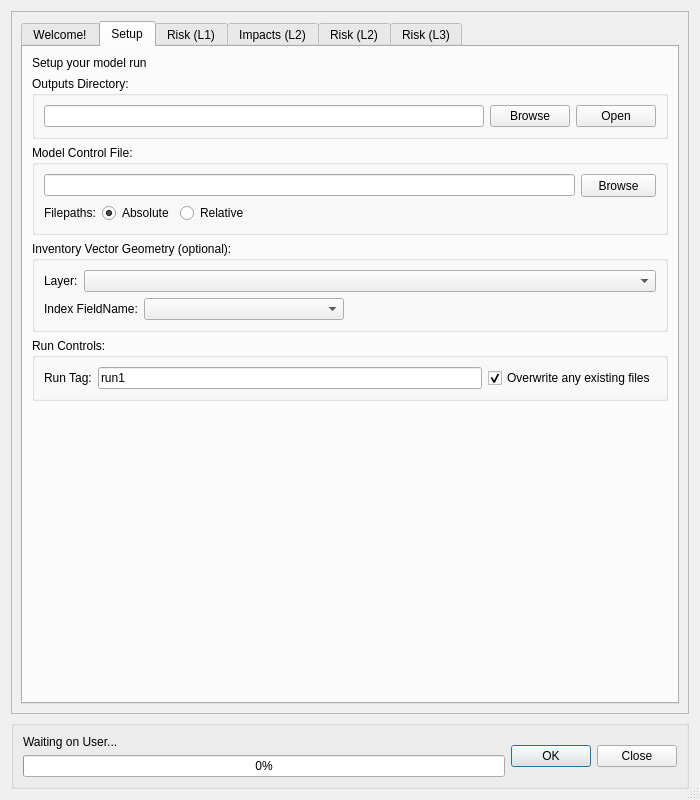
This is canflood/model/model.ui in NRCan/CanFlood as Qt 5 draws it before an edit. The edited form follows.
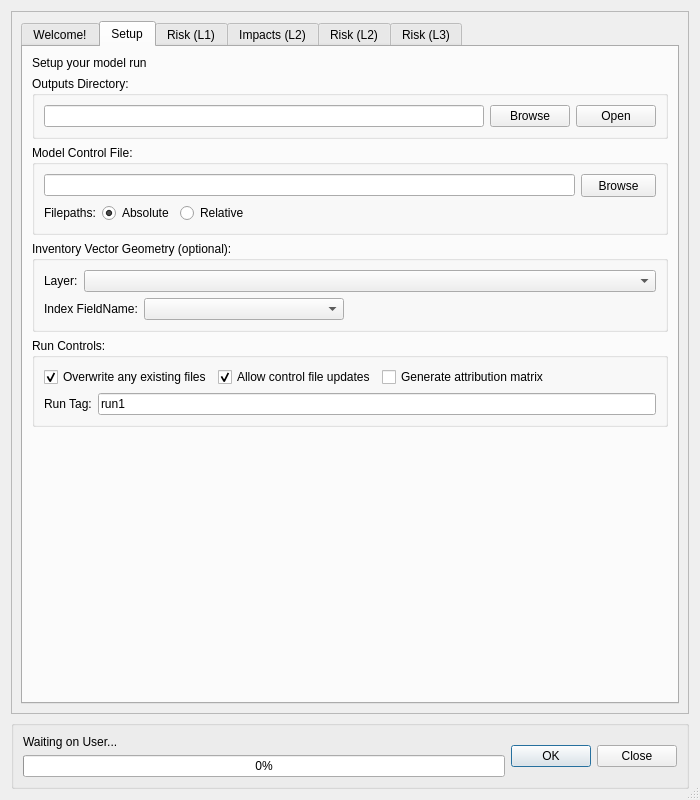
This is the edited form. The open tabs and pages were chosen to show the change. Icons and pictures are not drawn. Custom widgets are drawn as their Qt base class.

Commit message: attribution GUI connect

What changed in the file:
```diff
--- a/canflood/model/model.ui
+++ b/canflood/model/model.ui
@@ -381,6 +381,56 @@
               <string>Run Controls:</string>
              </property>
              <layout class="QVBoxLayout" name="verticalLayout_14">
+              <item>
+               <layout class="QHBoxLayout" name="horizontalLayout">
+                <item>
+                 <widget class="QCheckBox" name="checkBox_SSoverwrite">
+                  <property name="text">
+                   <string>Overwrite any existing files</string>
+                  </property>
+                  <property name="checked">
+                   <bool>true</bool>
+                  </property>
+                 </widget>
+                </item>
+                <item>
+                 <widget class="QCheckBox" name="checkBox_SS_updCf">
+                  <property name="text">
+                   <string>Allow control file updates</string>
+                  </property>
+                  <property name="checkable">
+                   <bool>true</bool>
+                  </property>
+                  <property name="checked">
+                   <bool>true</bool>
+                  </property>
+                  <property name="tristate">
+                   <bool>false</bool>
+                  </property>
+                 </widget>
+                </item>
+                <item>
+                 <widget class="QCheckBox" name="checkBox_SS_attr">
+                  <property name="text">
+                   <string>Generate attribution matrix</string>
+                  </property>
+                 </widget>
+                </item>
+                <item>
+                 <spacer name="horizontalSpacer_3">
+                  <property name="orientation">
+                   <enum>Qt::Horizontal</enum>
+                  </property>
+                  <property name="sizeHint" stdset="0">
+                   <size>
+                    <width>40</width>
+                    <height>20</height>
+                   </size>
+                  </property>
+                 </spacer>
+                </item>
+               </layout>
+              </item>
               <item>
                <layout class="QHBoxLayout" name="horizontalLayout_8">
                 <item>
@@ -397,16 +447,6 @@
                   </property>
                  </widget>
                 </item>
-                <item>
-                 <widget class="QCheckBox" name="checkBox_SSoverwrite">
-                  <property name="text">
-                   <string>Overwrite any existing files</string>
-                  </property>
-                  <property name="checked">
-                   <bool>true</bool>
-                  </property>
-                 </widget>
-                </item>
                </layout>
               </item>
              </layout>
```
Left out of the diff: 23 changed lines with no effect on the pictures. The commit also changes 1 other file.
